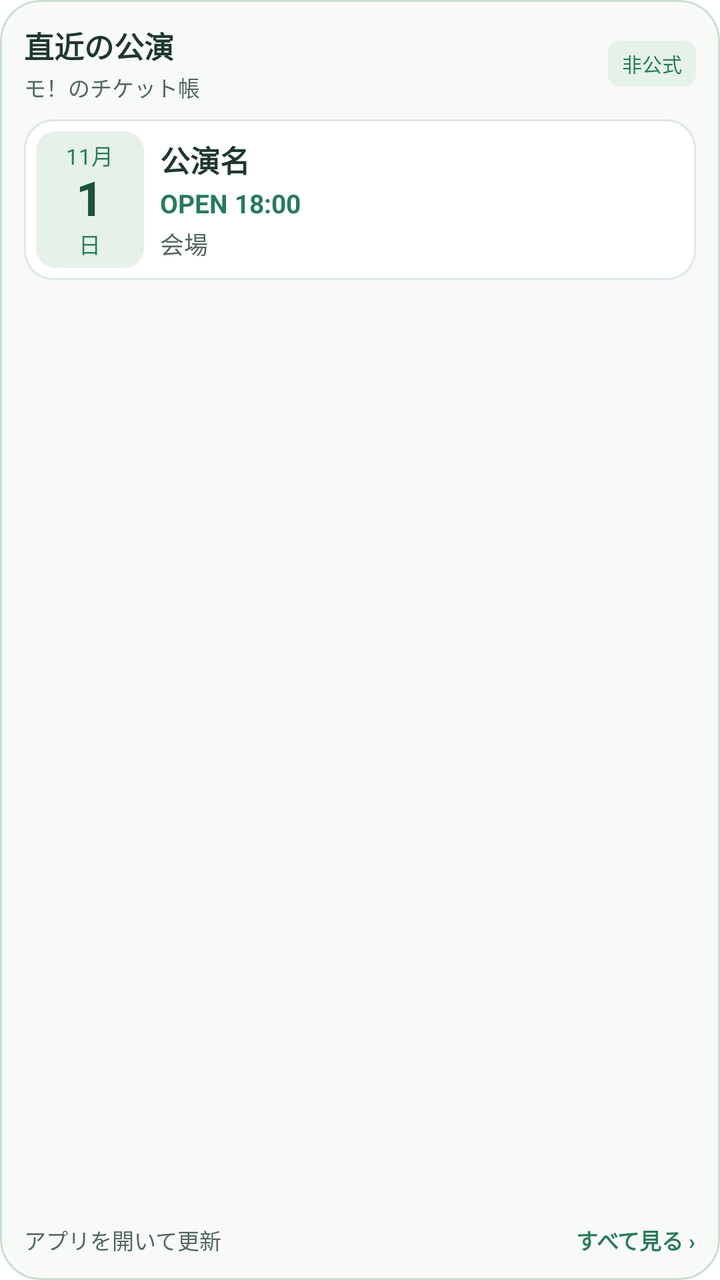
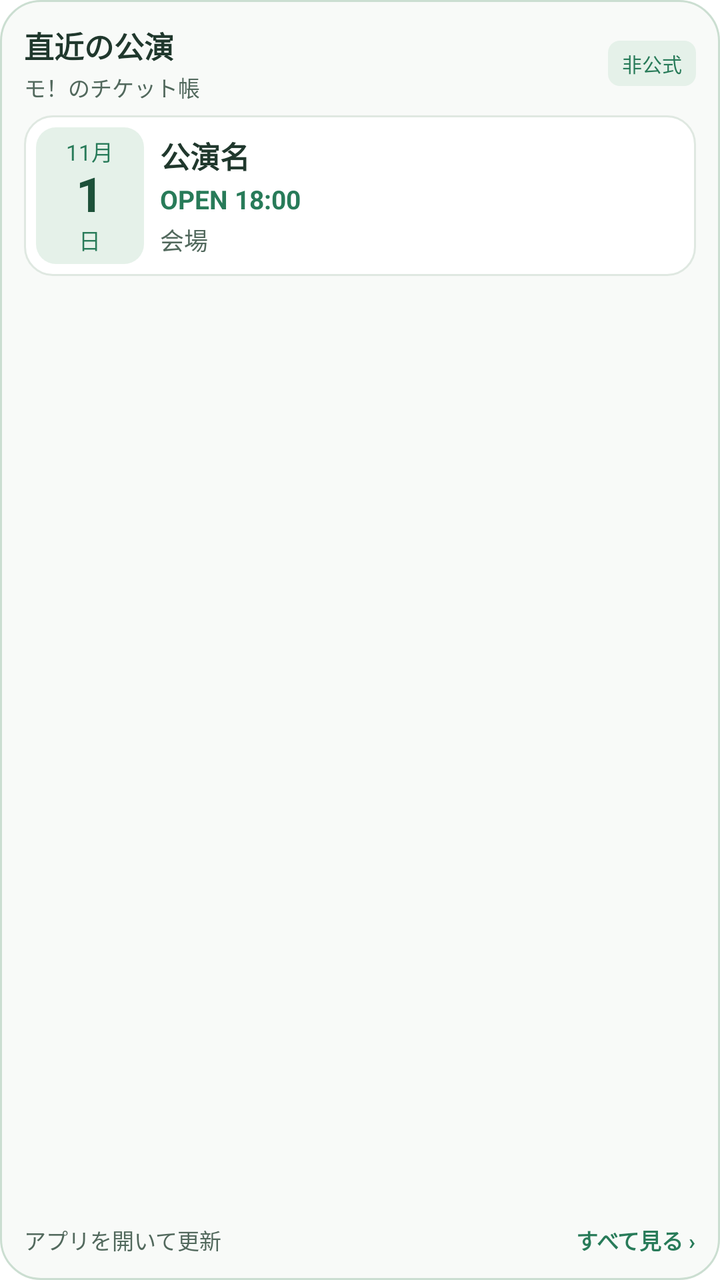

Compare the two renders of this Android layout. The source of the first and the diff that turns it into the second are given below.
<!-- AndroidManifest.xml: fallback theme Theme.MaterialComponents.DayNight.NoActionBar -->
<!-- res/layout/ticket_widget.xml -->
<LinearLayout xmlns:android="http://schemas.android.com/apk/res/android" android:id="@+id/ticket_widget_root" android:layout_width="match_parent" android:layout_height="match_parent" android:orientation="vertical" android:padding="12dp" android:background="@drawable/ticket_widget_background">
  <LinearLayout android:layout_width="match_parent" android:layout_height="wrap_content" android:orientation="horizontal" android:gravity="center_vertical" android:layout_marginBottom="8dp">
    <LinearLayout android:layout_width="0dp" android:layout_weight="1" android:layout_height="wrap_content" android:orientation="vertical">
      <TextView android:id="@+id/ticket_widget_mode" android:layout_width="match_parent" android:layout_height="wrap_content" android:text="直近の公演" android:textColor="#20382D" android:textSize="15sp" android:textStyle="bold" android:includeFontPadding="false" android:maxLines="1" android:ellipsize="end"/>
      <TextView android:id="@+id/ticket_widget_heading" android:layout_width="match_parent" android:layout_height="wrap_content" android:text="モ！のチケット帳" android:textColor="#52695D" android:textSize="11sp" android:layout_marginTop="2dp" android:includeFontPadding="false" android:maxLines="1" android:ellipsize="end"/>
    </LinearLayout>
    <TextView android:layout_width="wrap_content" android:layout_height="wrap_content" android:text="非公式" android:textColor="#287B59" android:textSize="10sp" android:layout_marginLeft="8dp" android:paddingLeft="7dp" android:paddingRight="7dp" android:paddingTop="4dp" android:paddingBottom="4dp" android:includeFontPadding="false" android:background="@drawable/ticket_widget_tag"/>
  </LinearLayout>
  <TextView android:id="@+id/ticket_widget_empty" android:layout_width="match_parent" android:layout_height="wrap_content" android:minHeight="56dp" android:gravity="center_vertical" android:text="タップしてアプリで情報を取得" android:textColor="#52695D" android:textSize="14sp" android:padding="14dp" android:background="@drawable/ticket_widget_row" android:visibility="gone"/>
  <LinearLayout android:id="@+id/ticket_row_0" android:layout_width="match_parent" android:layout_height="wrap_content" android:orientation="horizontal" android:gravity="center_vertical" android:padding="6dp" android:layout_marginBottom="4dp" android:background="@drawable/ticket_widget_row">
    <LinearLayout android:id="@+id/ticket_date_0" android:layout_width="54dp" android:layout_height="wrap_content" android:minHeight="56dp" android:orientation="vertical" android:gravity="center" android:paddingTop="4dp" android:paddingBottom="4dp" android:background="@drawable/ticket_widget_date">
      <TextView android:id="@+id/ticket_month_0" android:maxLines="1" android:ellipsize="end" android:layout_width="wrap_content" android:layout_height="wrap_content" android:text="11月" android:textColor="#287B59" android:textSize="11sp" android:includeFontPadding="false"/>
      <TextView android:id="@+id/ticket_day_0" android:layout_width="wrap_content" android:layout_height="wrap_content" android:text="1" android:textColor="#1D5139" android:textSize="24sp" android:textStyle="bold" android:includeFontPadding="false"/>
      <TextView android:id="@+id/ticket_weekday_0" android:layout_width="wrap_content" android:layout_height="wrap_content" android:text="日" android:textColor="#287B59" android:textSize="11sp" android:includeFontPadding="false"/>
    </LinearLayout>
    <LinearLayout android:layout_width="0dp" android:layout_weight="1" android:layout_height="wrap_content" android:orientation="vertical" android:layout_marginLeft="8dp">
      <TextView android:id="@+id/ticket_title_0" android:layout_width="match_parent" android:layout_height="wrap_content" android:text="公演名" android:textColor="#20382D" android:textSize="15sp" android:textStyle="bold" android:maxLines="2" android:ellipsize="end" android:includeFontPadding="false" android:lineSpacingExtra="1dp"/>
      <TextView android:id="@+id/ticket_time_0" android:layout_width="match_parent" android:layout_height="wrap_content" android:text="OPEN 18:00" android:textColor="#287B59" android:textSize="13sp" android:textStyle="bold" android:layout_marginTop="4dp" android:maxLines="1" android:ellipsize="end" android:includeFontPadding="false"/>
      <TextView android:id="@+id/ticket_meta_0" android:layout_width="match_parent" android:layout_height="wrap_content" android:text="会場" android:textColor="#52695D" android:textSize="12sp" android:layout_marginTop="3dp" android:maxLines="1" android:ellipsize="end" android:includeFontPadding="false"/>
    </LinearLayout>
  </LinearLayout>
  <LinearLayout android:id="@+id/ticket_row_1" android:visibility="gone" android:layout_width="match_parent" android:layout_height="wrap_content" android:orientation="horizontal" android:gravity="center_vertical" android:padding="6dp" android:layout_marginBottom="4dp" android:background="@drawable/ticket_widget_row">
    <LinearLayout android:id="@+id/ticket_date_1" android:layout_width="54dp" android:layout_height="wrap_content" android:minHeight="56dp" android:orientation="vertical" android:gravity="center" android:paddingTop="4dp" android:paddingBottom="4dp" android:background="@drawable/ticket_widget_date">
      <TextView android:id="@+id/ticket_month_1" android:maxLines="1" android:ellipsize="end" android:layout_width="wrap_content" android:layout_height="wrap_content" android:text="11月" android:textColor="#287B59" android:textSize="11sp" android:includeFontPadding="false"/>
      <TextView android:id="@+id/ticket_day_1" android:layout_width="wrap_content" android:layout_height="wrap_content" android:text="1" android:textColor="#1D5139" android:textSize="24sp" android:textStyle="bold" android:includeFontPadding="false"/>
      <TextView android:id="@+id/ticket_weekday_1" android:layout_width="wrap_content" android:layout_height="wrap_content" android:text="日" android:textColor="#287B59" android:textSize="11sp" android:includeFontPadding="false"/>
    </LinearLayout>
    <LinearLayout android:layout_width="0dp" android:layout_weight="1" android:layout_height="wrap_content" android:orientation="vertical" android:layout_marginLeft="8dp">
      <TextView android:id="@+id/ticket_title_1" android:layout_width="match_parent" android:layout_height="wrap_content" android:text="公演名" android:textColor="#20382D" android:textSize="15sp" android:textStyle="bold" android:maxLines="2" android:ellipsize="end" android:includeFontPadding="false" android:lineSpacingExtra="1dp"/>
      <TextView android:id="@+id/ticket_time_1" android:layout_width="match_parent" android:layout_height="wrap_content" android:text="OPEN 18:00" android:textColor="#287B59" android:textSize="13sp" android:textStyle="bold" android:layout_marginTop="4dp" android:maxLines="1" android:ellipsize="end" android:includeFontPadding="false"/>
      <TextView android:id="@+id/ticket_meta_1" android:layout_width="match_parent" android:layout_height="wrap_content" android:text="会場" android:textColor="#52695D" android:textSize="12sp" android:layout_marginTop="3dp" android:maxLines="1" android:ellipsize="end" android:includeFontPadding="false"/>
    </LinearLayout>
  </LinearLayout>
  <LinearLayout android:id="@+id/ticket_row_2" android:visibility="gone" android:layout_width="match_parent" android:layout_height="wrap_content" android:orientation="horizontal" android:gravity="center_vertical" android:padding="6dp" android:layout_marginBottom="4dp" android:background="@drawable/ticket_widget_row">
    <LinearLayout android:id="@+id/ticket_date_2" android:layout_width="54dp" android:layout_height="wrap_content" android:minHeight="56dp" android:orientation="vertical" android:gravity="center" android:paddingTop="4dp" android:paddingBottom="4dp" android:background="@drawable/ticket_widget_date">
      <TextView android:id="@+id/ticket_month_2" android:maxLines="1" android:ellipsize="end" android:layout_width="wrap_content" android:layout_height="wrap_content" android:text="11月" android:textColor="#287B59" android:textSize="11sp" android:includeFontPadding="false"/>
      <TextView android:id="@+id/ticket_day_2" android:layout_width="wrap_content" android:layout_height="wrap_content" android:text="1" android:textColor="#1D5139" android:textSize="24sp" android:textStyle="bold" android:includeFontPadding="false"/>
      <TextView android:id="@+id/ticket_weekday_2" android:layout_width="wrap_content" android:layout_height="wrap_content" android:text="日" android:textColor="#287B59" android:textSize="11sp" android:includeFontPadding="false"/>
    </LinearLayout>
    <LinearLayout android:layout_width="0dp" android:layout_weight="1" android:layout_height="wrap_content" android:orientation="vertical" android:layout_marginLeft="8dp">
      <TextView android:id="@+id/ticket_title_2" android:layout_width="match_parent" android:layout_height="wrap_content" android:text="公演名" android:textColor="#20382D" android:textSize="15sp" android:textStyle="bold" android:maxLines="2" android:ellipsize="end" android:includeFontPadding="false" android:lineSpacingExtra="1dp"/>
      <TextView android:id="@+id/ticket_time_2" android:layout_width="match_parent" android:layout_height="wrap_content" android:text="OPEN 18:00" android:textColor="#287B59" android:textSize="13sp" android:textStyle="bold" android:layout_marginTop="4dp" android:maxLines="1" android:ellipsize="end" android:includeFontPadding="false"/>
      <TextView android:id="@+id/ticket_meta_2" android:layout_width="match_parent" android:layout_height="wrap_content" android:text="会場" android:textColor="#52695D" android:textSize="12sp" android:layout_marginTop="3dp" android:maxLines="1" android:ellipsize="end" android:includeFontPadding="false"/>
    </LinearLayout>
  </LinearLayout>
  <LinearLayout android:id="@+id/ticket_row_3" android:visibility="gone" android:layout_width="match_parent" android:layout_height="wrap_content" android:orientation="horizontal" android:gravity="center_vertical" android:padding="6dp" android:layout_marginBottom="4dp" android:background="@drawable/ticket_widget_row">
    <LinearLayout android:id="@+id/ticket_date_3" android:layout_width="54dp" android:layout_height="wrap_content" android:minHeight="56dp" android:orientation="vertical" android:gravity="center" android:paddingTop="4dp" android:paddingBottom="4dp" android:background="@drawable/ticket_widget_date">
      <TextView android:id="@+id/ticket_month_3" android:maxLines="1" android:ellipsize="end" android:layout_width="wrap_content" android:layout_height="wrap_content" android:text="11月" android:textColor="#287B59" android:textSize="11sp" android:includeFontPadding="false"/>
      <TextView android:id="@+id/ticket_day_3" android:layout_width="wrap_content" android:layout_height="wrap_content" android:text="1" android:textColor="#1D5139" android:textSize="24sp" android:textStyle="bold" android:includeFontPadding="false"/>
      <TextView android:id="@+id/ticket_weekday_3" android:layout_width="wrap_content" android:layout_height="wrap_content" android:text="日" android:textColor="#287B59" android:textSize="11sp" android:includeFontPadding="false"/>
    </LinearLayout>
    <LinearLayout android:layout_width="0dp" android:layout_weight="1" android:layout_height="wrap_content" android:orientation="vertical" android:layout_marginLeft="8dp">
      <TextView android:id="@+id/ticket_title_3" android:layout_width="match_parent" android:layout_height="wrap_content" android:text="公演名" android:textColor="#20382D" android:textSize="15sp" android:textStyle="bold" android:maxLines="2" android:ellipsize="end" android:includeFontPadding="false" android:lineSpacingExtra="1dp"/>
      <TextView android:id="@+id/ticket_time_3" android:layout_width="match_parent" android:layout_height="wrap_content" android:text="OPEN 18:00" android:textColor="#287B59" android:textSize="13sp" android:textStyle="bold" android:layout_marginTop="4dp" android:maxLines="1" android:ellipsize="end" android:includeFontPadding="false"/>
      <TextView android:id="@+id/ticket_meta_3" android:layout_width="match_parent" android:layout_height="wrap_content" android:text="会場" android:textColor="#52695D" android:textSize="12sp" android:layout_marginTop="3dp" android:maxLines="1" android:ellipsize="end" android:includeFontPadding="false"/>
    </LinearLayout>
  </LinearLayout>
  <LinearLayout android:id="@+id/ticket_row_4" android:visibility="gone" android:layout_width="match_parent" android:layout_height="wrap_content" android:orientation="horizontal" android:gravity="center_vertical" android:padding="6dp" android:layout_marginBottom="4dp" android:background="@drawable/ticket_widget_row">
    <LinearLayout android:id="@+id/ticket_date_4" android:layout_width="54dp" android:layout_height="wrap_content" android:minHeight="56dp" android:orientation="vertical" android:gravity="center" android:paddingTop="4dp" android:paddingBottom="4dp" android:background="@drawable/ticket_widget_date">
      <TextView android:id="@+id/ticket_month_4" android:maxLines="1" android:ellipsize="end" android:layout_width="wrap_content" android:layout_height="wrap_content" android:text="11月" android:textColor="#287B59" android:textSize="11sp" android:includeFontPadding="false"/>
      <TextView android:id="@+id/ticket_day_4" android:layout_width="wrap_content" android:layout_height="wrap_content" android:text="1" android:textColor="#1D5139" android:textSize="24sp" android:textStyle="bold" android:includeFontPadding="false"/>
      <TextView android:id="@+id/ticket_weekday_4" android:layout_width="wrap_content" android:layout_height="wrap_content" android:text="日" android:textColor="#287B59" android:textSize="11sp" android:includeFontPadding="false"/>
    </LinearLayout>
    <LinearLayout android:layout_width="0dp" android:layout_weight="1" android:layout_height="wrap_content" android:orientation="vertical" android:layout_marginLeft="8dp">
      <TextView android:id="@+id/ticket_title_4" android:layout_width="match_parent" android:layout_height="wrap_content" android:text="公演名" android:textColor="#20382D" android:textSize="15sp" android:textStyle="bold" android:maxLines="2" android:ellipsize="end" android:includeFontPadding="false" android:lineSpacingExtra="1dp"/>
      <TextView android:id="@+id/ticket_time_4" android:layout_width="match_parent" android:layout_height="wrap_content" android:text="OPEN 18:00" android:textColor="#287B59" android:textSize="13sp" android:textStyle="bold" android:layout_marginTop="4dp" android:maxLines="1" android:ellipsize="end" android:includeFontPadding="false"/>
      <TextView android:id="@+id/ticket_meta_4" android:layout_width="match_parent" android:layout_height="wrap_content" android:text="会場" android:textColor="#52695D" android:textSize="12sp" android:layout_marginTop="3dp" android:maxLines="1" android:ellipsize="end" android:includeFontPadding="false"/>
    </LinearLayout>
  </LinearLayout>
  <LinearLayout android:id="@+id/ticket_row_5" android:visibility="gone" android:layout_width="match_parent" android:layout_height="wrap_content" android:orientation="horizontal" android:gravity="center_vertical" android:padding="6dp" android:layout_marginBottom="4dp" android:background="@drawable/ticket_widget_row">
    <LinearLayout android:id="@+id/ticket_date_5" android:layout_width="54dp" android:layout_height="wrap_content" android:minHeight="56dp" android:orientation="vertical" android:gravity="center" android:paddingTop="4dp" android:paddingBottom="4dp" android:background="@drawable/ticket_widget_date">
      <TextView android:id="@+id/ticket_month_5" android:maxLines="1" android:ellipsize="end" android:layout_width="wrap_content" android:layout_height="wrap_content" android:text="11月" android:textColor="#287B59" android:textSize="11sp" android:includeFontPadding="false"/>
      <TextView android:id="@+id/ticket_day_5" android:layout_width="wrap_content" android:layout_height="wrap_content" android:text="1" android:textColor="#1D5139" android:textSize="24sp" android:textStyle="bold" android:includeFontPadding="false"/>
      <TextView android:id="@+id/ticket_weekday_5" android:layout_width="wrap_content" android:layout_height="wrap_content" android:text="日" android:textColor="#287B59" android:textSize="11sp" android:includeFontPadding="false"/>
    </LinearLayout>
    <LinearLayout android:layout_width="0dp" android:layout_weight="1" android:layout_height="wrap_content" android:orientation="vertical" android:layout_marginLeft="8dp">
      <TextView android:id="@+id/ticket_title_5" android:layout_width="match_parent" android:layout_height="wrap_content" android:text="公演名" android:textColor="#20382D" android:textSize="15sp" android:textStyle="bold" android:maxLines="2" android:ellipsize="end" android:includeFontPadding="false" android:lineSpacingExtra="1dp"/>
      <TextView android:id="@+id/ticket_time_5" android:layout_width="match_parent" android:layout_height="wrap_content" android:text="OPEN 18:00" android:textColor="#287B59" android:textSize="13sp" android:textStyle="bold" android:layout_marginTop="4dp" android:maxLines="1" android:ellipsize="end" android:includeFontPadding="false"/>
      <TextView android:id="@+id/ticket_meta_5" android:layout_width="match_parent" android:layout_height="wrap_content" android:text="会場" android:textColor="#52695D" android:textSize="12sp" android:layout_marginTop="3dp" android:maxLines="1" android:ellipsize="end" android:includeFontPadding="false"/>
    </LinearLayout>
  </LinearLayout>
  <LinearLayout android:layout_width="match_parent" android:layout_height="0dp" android:layout_weight="1"/>
  <LinearLayout android:id="@+id/ticket_widget_footer" android:layout_width="match_parent" android:layout_height="wrap_content" android:orientation="horizontal" android:gravity="center_vertical">
    <TextView android:id="@+id/ticket_widget_updated" android:layout_width="0dp" android:layout_weight="1" android:layout_height="wrap_content" android:text="アプリを開いて更新" android:textColor="#52695D" android:textSize="11sp" android:includeFontPadding="false" android:maxLines="1" android:ellipsize="end"/>
    <TextView android:layout_width="wrap_content" android:layout_height="wrap_content" android:layout_marginLeft="8dp" android:text="すべて見る ›" android:textColor="#287B59" android:textSize="11sp" android:textStyle="bold" android:includeFontPadding="false"/>
  </LinearLayout>
</LinearLayout>
<!-- resources referenced by this layout -->
<resources>
  <!-- drawable ticket_widget_background (drawable) -->
  <shape xmlns:android="http://schemas.android.com/apk/res/android"><solid android:color="#F8FAF8"/><corners android:radius="20dp"/><stroke android:width="1dp" android:color="#CBDed1"/></shape>
  <!-- drawable ticket_widget_date (drawable) -->
  <shape xmlns:android="http://schemas.android.com/apk/res/android"><solid android:color="#E5F1E9"/><corners android:radius="10dp"/></shape>
  <!-- drawable ticket_widget_row (drawable) -->
  <selector xmlns:android="http://schemas.android.com/apk/res/android"><item android:state_pressed="true"><shape><solid android:color="#EEF6F0"/><stroke android:width="1dp" android:color="#CBDDD1"/><corners android:radius="14dp"/></shape></item><item><shape><solid android:color="#FFFFFF"/><stroke android:width="1dp" android:color="#DFE8E1"/><corners android:radius="14dp"/></shape></item></selector>
  <!-- drawable ticket_widget_tag (drawable) -->
  <shape xmlns:android="http://schemas.android.com/apk/res/android"><solid android:color="#E5F1E9"/><corners android:radius="6dp"/></shape>
</resources>

<!-- the commit's change to res/layout/ticket_widget.xml (unified diff, before → after) -->
@@ -1,5 +1,5 @@
 <LinearLayout xmlns:android="http://schemas.android.com/apk/res/android" android:id="@+id/ticket_widget_root" android:layout_width="match_parent" android:layout_height="match_parent" android:orientation="vertical" android:padding="12dp" android:background="@drawable/ticket_widget_background">
-  <LinearLayout android:layout_width="match_parent" android:layout_height="wrap_content" android:orientation="horizontal" android:gravity="center_vertical" android:layout_marginBottom="8dp">
+  <LinearLayout android:layout_width="match_parent" android:layout_height="wrap_content" android:orientation="horizontal" android:gravity="center_vertical" android:layout_marginBottom="6dp">
     <LinearLayout android:layout_width="0dp" android:layout_weight="1" android:layout_height="wrap_content" android:orientation="vertical">
       <TextView android:id="@+id/ticket_widget_mode" android:layout_width="match_parent" android:layout_height="wrap_content" android:text="直近の公演" android:textColor="#20382D" android:textSize="15sp" android:textStyle="bold" android:includeFontPadding="false" android:maxLines="1" android:ellipsize="end"/>
       <TextView android:id="@+id/ticket_widget_heading" android:layout_width="match_parent" android:layout_height="wrap_content" android:text="モ！のチケット帳" android:textColor="#52695D" android:textSize="11sp" android:layout_marginTop="2dp" android:includeFontPadding="false" android:maxLines="1" android:ellipsize="end"/>
